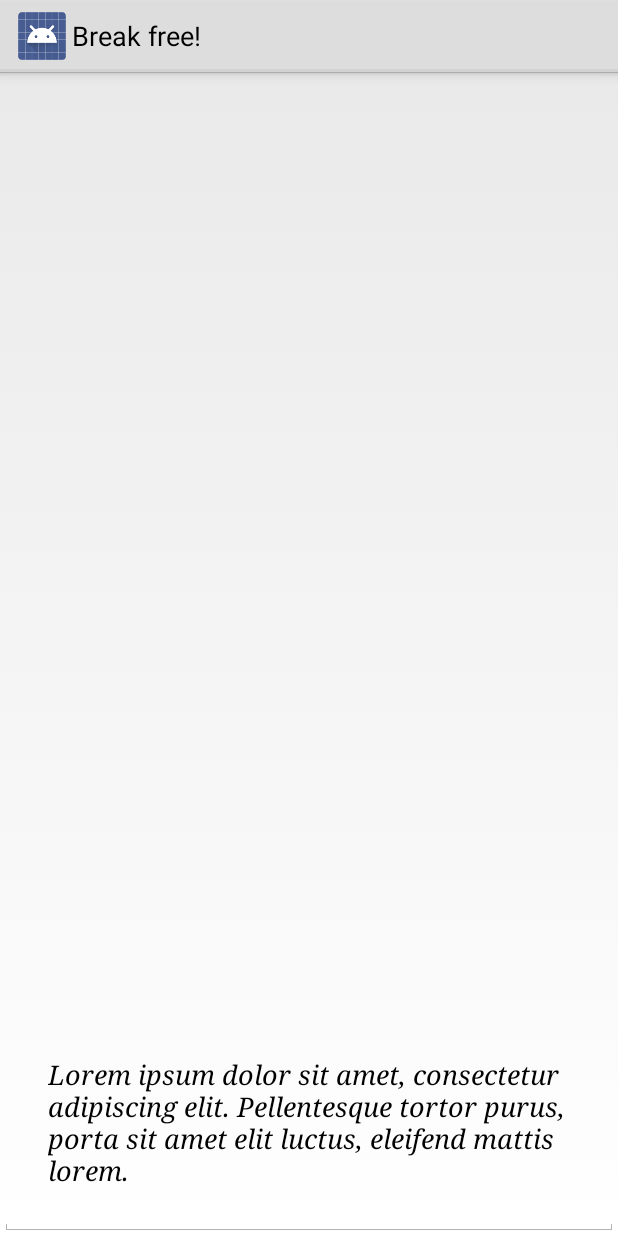
After one commit to martentamerius/TrainJezelf, an Android app: the layout fragment_reminder_show.xml on its own in the app's theme, with its tools: preview values and no code run, on a phone screen of 412 x 824 dp. The commit adds this screen. Run offline under Robolectric (Android 15) with nearby library versions, the phone set to English and light mode, and no system bars.

Commit message:
commit changes

```diff
--- a/android/app/src/main/java/com/example/ronald/trainjezelf/MainActivity.java
+++ b/android/app/src/main/java/com/example/ronald/trainjezelf/MainActivity.java
@@ -88,7 +88,8 @@ public class MainActivity extends FragmentActivity implements ReminderListFragme
         // as you specify a parent activity in AndroidManifest.xml.
         int id = item.getItemId();
         if (id == R.id.action_add) {
-            mReminderListFragment.addReminder();
+            int addedIndex = mReminderListFragment.addReminder();
+            onReminderSelected(addedIndex);
             return true;
         }
         return super.onOptionsItemSelected(item);
--- a/android/app/src/main/java/com/example/ronald/trainjezelf/ReminderEditActivity.java
+++ b/android/app/src/main/java/com/example/ronald/trainjezelf/ReminderEditActivity.java
@@ -43,7 +43,8 @@ public class ReminderEditActivity extends Activity {
         // automatically handle clicks on the Home/Up button, so long
         // as you specify a parent activity in AndroidManifest.xml.
         int id = item.getItemId();
-        if (id == R.id.action_settings) {
+        if (id == R.id.action_save) {
+            // TODO
             return true;
         }
         return super.onOptionsItemSelected(item);
--- a/android/app/src/main/java/com/example/ronald/trainjezelf/ReminderListFragment.java
+++ b/android/app/src/main/java/com/example/ronald/trainjezelf/ReminderListFragment.java
@@ -109,9 +109,10 @@ public class ReminderListFragment extends ListFragment implements OnItemClickLis
     /**
      * Add new reminder to the list
      */
-    public void addReminder() {
+    public int addReminder() {
         listItems.add(new Reminder("Reminder", 5, Reminder.Period.DAILY));
         adapter.notifyDataSetChanged();
+        return listItems.size();
     }
 
     /**
--- /dev/null
+++ b/android/app/src/main/res/layout/fragment_reminder_show.xml
@@ -0,0 +1,28 @@
+<FrameLayout xmlns:android="http://schemas.android.com/apk/res/android"
+    xmlns:tools="http://schemas.android.com/tools"
+    android:layout_width="match_parent"
+    android:layout_height="match_parent"
+    tools:context="com.example.ronald.trainjezelf.ReminderShowFragment">
+
+    <!-- TODO: Update blank fragment layout -->
+
+    <ImageView
+        android:layout_width="wrap_content"
+        android:layout_height="wrap_content"
+        android:id="@+id/reminderShowImageView"
+        android:layout_gravity="center"/>
+
+    <EditText
+        android:layout_width="match_parent"
+        android:layout_height="match_parent"
+        android:inputType="textMultiLine"
+        android:ems="10"
+        android:id="@+id/editText"
+        android:layout_gravity="center|bottom"
+        android:padding="32dp"
+        android:text="Lorem ipsum dolor sit amet, consectetur adipiscing elit. Pellentesque tortor purus, porta sit amet elit luctus, eleifend mattis lorem."
+        android:typeface="serif"
+        android:textStyle="italic"
+        android:clickable="false"
+        android:gravity="bottom"/>
+</FrameLayout>
--- a/android/app/src/main/res/values/strings.xml
+++ b/android/app/src/main/res/values/strings.xml
@@ -5,6 +5,9 @@
     <string name="hello_world">Hello world!</string>
     <string name="action_add">Toevoegen...</string>
     <string name="title_activity_reminder_edit">ReminderEditActivity</string>
-    <string name="action_settings">Settings</string>
+    <string name="action_delete">Settings</string>
+    <string name="title_reminder_list">Reminders</string>
+    <string name="title_reminder_detail">Reminder Detail</string>
+    <string name="hello_blank_fragment">Hello blank fragment</string>
 
 </resources>
```
Also changed, not shown: android/app/src/main/java/com/example/ronald/trainjezelf/ReminderShowFragment.java (added, +110 -0 lines), android/app/src/main/res/layout/activity_reminder_edit.xml (+12 -39 lines), android/app/src/main/res/layout/listview_reminder_row.xml (+9 -9 lines), android/app/src/main/res/menu/reminder_edit.xml (+5 -3 lines).
